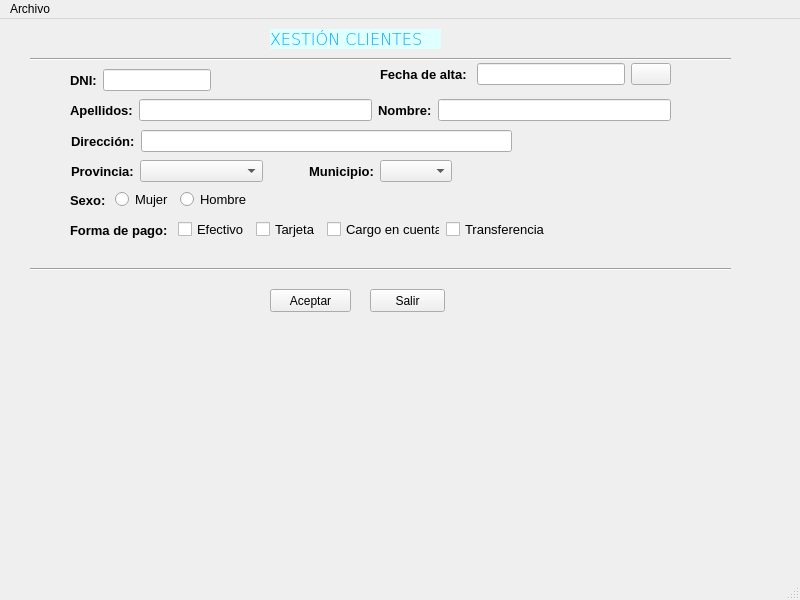
Before: the Qt Designer form window.ui in beafaro/farocarrera, drawn with Qt 5.
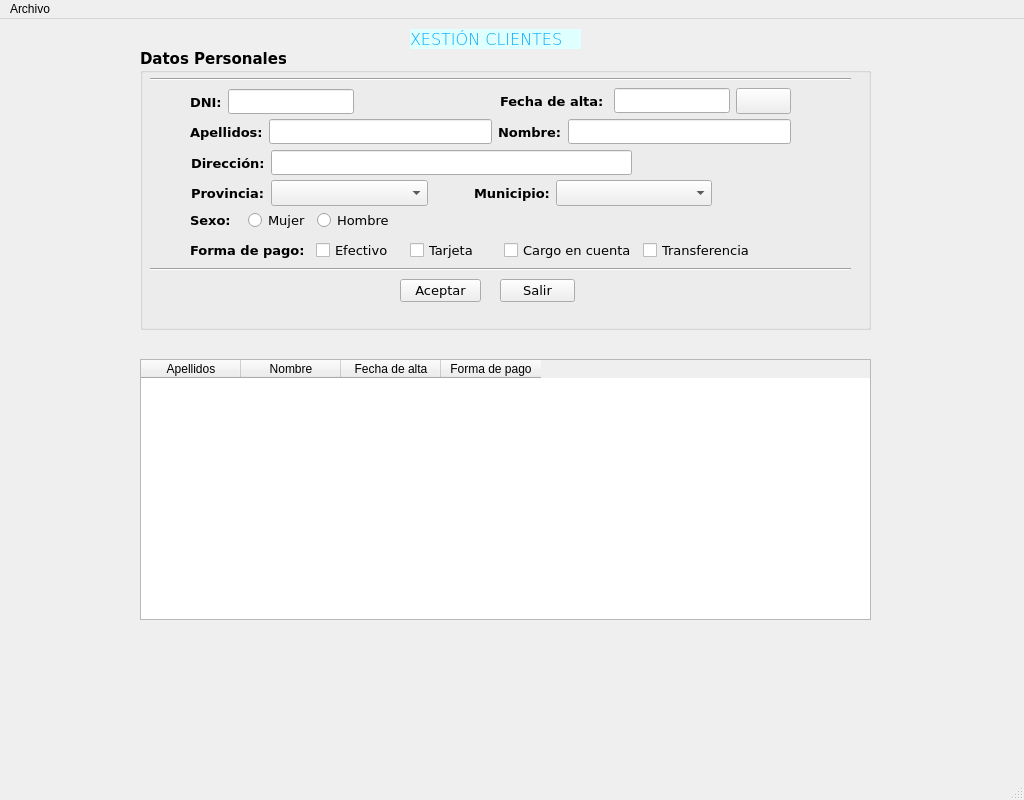
After: the same form once the commit is applied. Icons and pictures are not drawn.

Commit message: capitalizar palabras tabla en ventana clientes

```diff
--- a/window.ui
+++ b/window.ui
@@ -6,31 +6,18 @@
    <rect>
     <x>0</x>
     <y>0</y>
-    <width>800</width>
-    <height>600</height>
+    <width>1024</width>
+    <height>800</height>
    </rect>
   </property>
   <property name="windowTitle">
    <string>IMPORT-EXPORT TEIS</string>
   </property>
   <widget class="QWidget" name="centralwidget">
-   <widget class="QPushButton" name="btnAceptar">
-    <property name="geometry">
-     <rect>
-      <x>270</x>
-      <y>270</y>
-      <width>81</width>
-      <height>23</height>
-     </rect>
-    </property>
-    <property name="text">
-     <string>Aceptar</string>
-    </property>
-   </widget>
    <widget class="QLabel" name="lblClientes">
     <property name="geometry">
      <rect>
-      <x>270</x>
+      <x>410</x>
       <y>10</y>
       <width>171</width>
       <height>20</height>
@@ -57,86 +44,32 @@
      <string>XESTIÓN CLIENTES</string>
     </property>
    </widget>
-   <widget class="QPushButton" name="btnSalir">
+   <widget class="QGroupBox" name="groupBox">
     <property name="geometry">
      <rect>
-      <x>370</x>
-      <y>270</y>
-      <width>75</width>
-      <height>23</height>
-     </rect>
-    </property>
-    <property name="text">
-     <string>Salir</string>
-    </property>
-   </widget>
-   <widget class="Line" name="line">
-    <property name="geometry">
-     <rect>
-      <x>30</x>
-      <y>240</y>
-      <width>701</width>
-      <height>21</height>
-     </rect>
-    </property>
-    <property name="orientation">
-     <enum>Qt::Horizontal</enum>
-    </property>
-   </widget>
-   <widget class="QWidget" name="layoutWidget">
-    <property name="geometry">
-     <rect>
-      <x>70</x>
-      <y>80</y>
-      <width>601</width>
-      <height>22</height>
-     </rect>
-    </property>
-    <layout class="QHBoxLayout" name="horizontalLayout_2">
-     <property name="sizeConstraint">
-      <enum>QLayout::SetNoConstraint</enum>
-     </property>
-     <item>
-      <widget class="QLabel" name="lblApel">
-       <property name="font">
-        <font>
-         <pointsize>10</pointsize>
-         <weight>75</weight>
-         <bold>true</bold>
-        </font>
-       </property>
-       <property name="text">
-        <string>Apellidos:</string>
-       </property>
-      </widget>
-     </item>
-     <item>
-      <widget class="QLineEdit" name="txtApel"/>
-     </item>
-     <item>
-      <widget class="QLabel" name="lblNome">
-       <property name="font">
-        <font>
-         <pointsize>10</pointsize>
-         <weight>75</weight>
-         <bold>true</bold>
-        </font>
-       </property>
-       <property name="text">
-        <string>Nombre:</string>
-       </property>
-      </widget>
-     </item>
-     <item>
-      <widget class="QLineEdit" name="txtNome"/>
-     </item>
-    </layout>
-   </widget>
-   <widget class="Line" name="line_2">
-    <property name="geometry">
-     <rect>
-      <x>30</x>
+      <x>140</x>
       <y>30</y>
+      <width>731</width>
+      <height>281</height>
+     </rect>
+    </property>
+    <property name="font">
+     <font>
+      <family>Verdana</family>
+      <pointsize>11</pointsize>
+      <weight>75</weight>
+      <bold>true</bold>
+      <stylestrategy>PreferDefault</stylestrategy>
+     </font>
+    </property>
+    <property name="title">
+     <string>Datos Personales</string>
+    </property>
+    <widget class="Line" name="line_2">
+     <property name="geometry">
+      <rect>
+       <x>10</x>
+       <y>20</y>
       <width>701</width>
       <height>21</height>
      </rect>
@@ -148,173 +81,9 @@
    <widget class="QWidget" name="layoutWidget">
     <property name="geometry">
      <rect>
-      <x>70</x>
-      <y>50</y>
-      <width>179</width>
-      <height>22</height>
-     </rect>
-    </property>
-    <layout class="QHBoxLayout" name="horizontalLayout">
-     <property name="sizeConstraint">
-      <enum>QLayout::SetNoConstraint</enum>
-     </property>
-     <item>
-      <widget class="QLabel" name="lblDNI">
-       <property name="font">
-        <font>
-         <pointsize>10</pointsize>
-         <weight>75</weight>
-         <bold>true</bold>
-        </font>
-       </property>
-       <property name="text">
-        <string>DNI:</string>
-       </property>
-      </widget>
-     </item>
-     <item>
-      <widget class="QLineEdit" name="txtDNI"/>
-     </item>
-     <item>
-      <widget class="QLabel" name="lblValidoDNI">
-       <property name="sizePolicy">
-        <sizepolicy hsizetype="Expanding" vsizetype="Preferred">
-         <horstretch>0</horstretch>
-         <verstretch>0</verstretch>
-        </sizepolicy>
-       </property>
-       <property name="text">
-        <string/>
-       </property>
-      </widget>
-     </item>
-    </layout>
-   </widget>
-   <widget class="QWidget" name="layoutWidget">
-    <property name="geometry">
-     <rect>
-      <x>70</x>
-      <y>200</y>
-      <width>481</width>
-      <height>22</height>
-     </rect>
-    </property>
-    <layout class="QHBoxLayout" name="horizontalLayout_5">
-     <property name="sizeConstraint">
-      <enum>QLayout::SetNoConstraint</enum>
-     </property>
-     <item>
-      <widget class="QLabel" name="lblFormaPago">
-       <property name="sizePolicy">
-        <sizepolicy hsizetype="Expanding" vsizetype="Preferred">
-         <horstretch>0</horstretch>
-         <verstretch>0</verstretch>
-        </sizepolicy>
-       </property>
-       <property name="font">
-        <font>
-         <pointsize>10</pointsize>
-         <weight>75</weight>
-         <bold>true</bold>
-        </font>
-       </property>
-       <property name="text">
-        <string>Forma de pago: </string>
-       </property>
-      </widget>
-     </item>
-     <item>
-      <widget class="QCheckBox" name="chkEfectivo">
-       <property name="sizePolicy">
-        <sizepolicy hsizetype="Expanding" vsizetype="Fixed">
-         <horstretch>0</horstretch>
-         <verstretch>0</verstretch>
-        </sizepolicy>
-       </property>
-       <property name="font">
-        <font>
-         <pointsize>10</pointsize>
-        </font>
-       </property>
-       <property name="text">
-        <string>Efectivo</string>
-       </property>
-       <attribute name="buttonGroup">
-        <string notr="true">chkGroupPago</string>
-       </attribute>
-      </widget>
-     </item>
-     <item>
-      <widget class="QCheckBox" name="chkTarjeta">
-       <property name="sizePolicy">
-        <sizepolicy hsizetype="Expanding" vsizetype="Fixed">
-         <horstretch>0</horstretch>
-         <verstretch>0</verstretch>
-        </sizepolicy>
-       </property>
-       <property name="font">
-        <font>
-         <pointsize>10</pointsize>
-        </font>
-       </property>
-       <property name="text">
-        <string>Tarjeta</string>
-       </property>
-       <attribute name="buttonGroup">
-        <string notr="true">chkGroupPago</string>
-       </attribute>
-      </widget>
-     </item>
-     <item>
-      <widget class="QCheckBox" name="chkCargoCuenta">
-       <property name="sizePolicy">
-        <sizepolicy hsizetype="Expanding" vsizetype="Fixed">
-         <horstretch>0</horstretch>
-         <verstretch>0</verstretch>
-        </sizepolicy>
-       </property>
-       <property name="font">
-        <font>
-         <pointsize>10</pointsize>
-        </font>
-       </property>
-       <property name="text">
-        <string>Cargo en cuenta</string>
-       </property>
-       <attribute name="buttonGroup">
-        <string notr="true">chkGroupPago</string>
-       </attribute>
-      </widget>
-     </item>
-     <item>
-      <widget class="QCheckBox" name="chkTransfe">
-       <property name="sizePolicy">
-        <sizepolicy hsizetype="Expanding" vsizetype="Fixed">
-         <horstretch>0</horstretch>
-         <verstretch>0</verstretch>
-        </sizepolicy>
-       </property>
-       <property name="font">
-        <font>
-         <pointsize>10</pointsize>
-        </font>
-       </property>
-       <property name="text">
-        <string>Transferencia</string>
-       </property>
-       <attribute name="buttonGroup">
-        <string notr="true">chkGroupPago</string>
-       </attribute>
-      </widget>
-     </item>
-    </layout>
-   </widget>
-   <widget class="QWidget" name="layoutWidget">
-    <property name="geometry">
-     <rect>
-      <x>70</x>
-      <y>170</y>
-      <width>178</width>
+       <x>50</x>
+       <y>160</y>
+       <width>204</width>
       <height>22</height>
      </rect>
     </property>
@@ -323,9 +92,11 @@
       <widget class="QLabel" name="lblSexo">
        <property name="font">
         <font>
+          <family>Verdana</family>
          <pointsize>10</pointsize>
          <weight>75</weight>
          <bold>true</bold>
+          <stylestrategy>PreferDefault</stylestrategy>
         </font>
        </property>
        <property name="text">
@@ -337,7 +108,11 @@
       <widget class="QRadioButton" name="rbtFem">
        <property name="font">
         <font>
+          <family>Verdana</family>
          <pointsize>10</pointsize>
+          <weight>50</weight>
+          <bold>false</bold>
+          <stylestrategy>PreferDefault</stylestrategy>
         </font>
        </property>
        <property name="text">
@@ -352,7 +127,11 @@
       <widget class="QRadioButton" name="rbtHom">
        <property name="font">
         <font>
+          <family>Verdana</family>
          <pointsize>10</pointsize>
+          <weight>50</weight>
+          <bold>false</bold>
+          <stylestrategy>PreferDefault</stylestrategy>
         </font>
        </property>
        <property name="text">
@@ -368,10 +147,125 @@
    <widget class="QWidget" name="layoutWidget">
     <property name="geometry">
      <rect>
-      <x>71</x>
-      <y>141</y>
-      <width>381</width>
-      <height>22</height>
+       <x>51</x>
+       <y>101</y>
+       <width>441</width>
+       <height>26</height>
+      </rect>
+     </property>
+     <layout class="QHBoxLayout" name="horizontalLayout_6">
+      <item>
+       <widget class="QLabel" name="lblDir">
+        <property name="font">
+         <font>
+          <family>Verdana</family>
+          <pointsize>10</pointsize>
+          <weight>75</weight>
+          <bold>true</bold>
+          <stylestrategy>PreferDefault</stylestrategy>
+         </font>
+        </property>
+        <property name="text">
+         <string>Dirección:</string>
+        </property>
+       </widget>
+      </item>
+      <item>
+       <widget class="QLineEdit" name="txtDir">
+        <property name="font">
+         <font>
+          <family>Verdana</family>
+          <pointsize>10</pointsize>
+          <weight>50</weight>
+          <bold>false</bold>
+          <stylestrategy>PreferDefault</stylestrategy>
+         </font>
+        </property>
+       </widget>
+      </item>
+     </layout>
+    </widget>
+    <widget class="QWidget" name="layoutWidget">
+     <property name="geometry">
+      <rect>
+       <x>360</x>
+       <y>31</y>
+       <width>291</width>
+       <height>42</height>
+      </rect>
+     </property>
+     <layout class="QHBoxLayout" name="horizontalLayout_7">
+      <item>
+       <widget class="QLabel" name="lblFechAlta">
+        <property name="font">
+         <font>
+          <family>Verdana</family>
+          <pointsize>10</pointsize>
+          <weight>75</weight>
+          <bold>true</bold>
+          <stylestrategy>PreferDefault</stylestrategy>
+         </font>
+        </property>
+        <property name="text">
+         <string>Fecha de alta: </string>
+        </property>
+       </widget>
+      </item>
+      <item>
+       <widget class="QLineEdit" name="txtFechaAltaCli">
+        <property name="font">
+         <font>
+          <family>Verdana</family>
+          <pointsize>10</pointsize>
+          <weight>50</weight>
+          <bold>false</bold>
+          <stylestrategy>PreferDefault</stylestrategy>
+         </font>
+        </property>
+        <property name="alignment">
+         <set>Qt::AlignRight|Qt::AlignTrailing|Qt::AlignVCenter</set>
+        </property>
+       </widget>
+      </item>
+      <item>
+       <widget class="QPushButton" name="btnCalendar">
+        <property name="text">
+         <string/>
+        </property>
+        <property name="icon">
+         <iconset>
+          <normaloff>img/calendario.jpg</normaloff>img/calendario.jpg</iconset>
+        </property>
+        <property name="iconSize">
+         <size>
+          <width>32</width>
+          <height>32</height>
+         </size>
+        </property>
+       </widget>
+      </item>
+     </layout>
+    </widget>
+    <widget class="Line" name="line">
+     <property name="geometry">
+      <rect>
+       <x>10</x>
+       <y>210</y>
+       <width>701</width>
+       <height>21</height>
+      </rect>
+     </property>
+     <property name="orientation">
+      <enum>Qt::Horizontal</enum>
+     </property>
+    </widget>
+    <widget class="QWidget" name="layoutWidget">
+     <property name="geometry">
+      <rect>
+       <x>51</x>
+       <y>131</y>
+       <width>521</width>
+       <height>26</height>
      </rect>
     </property>
     <layout class="QHBoxLayout" name="horizontalLayout_3">
@@ -382,9 +276,11 @@
       <widget class="QLabel" name="lblPro">
        <property name="font">
         <font>
+          <family>Verdana</family>
          <pointsize>10</pointsize>
          <weight>75</weight>
          <bold>true</bold>
+          <stylestrategy>PreferDefault</stylestrategy>
         </font>
        </property>
        <property name="text">
@@ -422,9 +318,11 @@
       <widget class="QLabel" name="lblMuni">
        <property name="font">
         <font>
+          <family>Verdana</family>
          <pointsize>10</pointsize>
          <weight>75</weight>
          <bold>true</bold>
+          <stylestrategy>PreferDefault</stylestrategy>
         </font>
        </property>
        <property name="text">
@@ -434,6 +332,12 @@
      </item>
      <item>
       <widget class="QComboBox" name="cmbMuni">
+        <property name="sizePolicy">
+         <sizepolicy hsizetype="Expanding" vsizetype="Fixed">
+          <horstretch>0</horstretch>
+          <verstretch>0</verstretch>
+         </sizepolicy>
+        </property>
        <property name="sizeAdjustPolicy">
         <enum>QComboBox::AdjustToContentsOnFirstShow</enum>
        </property>
@@ -444,77 +348,353 @@
    <widget class="QWidget" name="layoutWidget">
     <property name="geometry">
      <rect>
-      <x>71</x>
-      <y>111</y>
-      <width>441</width>
+       <x>50</x>
+       <y>190</y>
+       <width>565</width>
       <height>22</height>
      </rect>
     </property>
-    <layout class="QHBoxLayout" name="horizontalLayout_6">
+     <layout class="QHBoxLayout" name="horizontalLayout_5">
+      <property name="sizeConstraint">
+       <enum>QLayout::SetNoConstraint</enum>
+      </property>
      <item>
-      <widget class="QLabel" name="lblDir">
+       <widget class="QLabel" name="lblFormaPago">
+        <property name="sizePolicy">
+         <sizepolicy hsizetype="Expanding" vsizetype="Preferred">
+          <horstretch>0</horstretch>
+          <verstretch>0</verstretch>
+         </sizepolicy>
+        </property>
        <property name="font">
         <font>
+          <family>Verdana</family>
          <pointsize>10</pointsize>
          <weight>75</weight>
          <bold>true</bold>
+          <stylestrategy>PreferDefault</stylestrategy>
         </font>
        </property>
        <property name="text">
-        <string>Dirección:</string>
+         <string>Forma de pago: </string>
        </property>
       </widget>
      </item>
      <item>
-      <widget class="QLineEdit" name="txtDir"/>
-     </item>
-    </layout>
-   </widget>
-   <widget class="QWidget" name="">
+       <widget class="QCheckBox" name="chkEfectivo">
+        <property name="sizePolicy">
+         <sizepolicy hsizetype="Expanding" vsizetype="Fixed">
+          <horstretch>0</horstretch>
+          <verstretch>0</verstretch>
+         </sizepolicy>
+        </property>
+        <property name="font">
+         <font>
+          <family>Verdana</family>
+          <pointsize>10</pointsize>
+          <weight>50</weight>
+          <bold>false</bold>
+          <stylestrategy>PreferDefault</stylestrategy>
+         </font>
+        </property>
+        <property name="text">
+         <string>Efectivo</string>
+        </property>
+        <attribute name="buttonGroup">
+         <string notr="true">chkGroupPago</string>
+        </attribute>
+       </widget>
+      </item>
+      <item>
+       <widget class="QCheckBox" name="chkTarjeta">
+        <property name="sizePolicy">
+         <sizepolicy hsizetype="Expanding" vsizetype="Fixed">
+          <horstretch>0</horstretch>
+          <verstretch>0</verstretch>
+         </sizepolicy>
+        </property>
+        <property name="font">
+         <font>
+          <family>Verdana</family>
+          <pointsize>10</pointsize>
+          <weight>50</weight>
+          <bold>false</bold>
+          <stylestrategy>PreferDefault</stylestrategy>
+         </font>
+        </property>
+        <property name="text">
+         <string>Tarjeta</string>
+        </property>
+        <attribute name="buttonGroup">
+         <string notr="true">chkGroupPago</string>
+        </attribute>
+       </widget>
+      </item>
+      <item>
+       <widget class="QCheckBox" name="chkCargoCuenta">
+        <property name="sizePolicy">
+         <sizepolicy hsizetype="Expanding" vsizetype="Fixed">
+          <horstretch>0</horstretch>
+          <verstretch>0</verstretch>
+         </sizepolicy>
+        </property>
+        <property name="font">
+         <font>
+          <family>Verdana</family>
+          <pointsize>10</pointsize>
+          <weight>50</weight>
+          <bold>false</bold>
+          <stylestrategy>PreferDefault</stylestrategy>
+         </font>
+        </property>
+        <property name="text">
+         <string>Cargo en cuenta</string>
+        </property>
+        <attribute name="buttonGroup">
+         <string notr="true">chkGroupPago</string>
+        </attribute>
+       </widget>
+      </item>
+      <item>
+       <widget class="QCheckBox" name="chkTransfe">
+        <property name="sizePolicy">
+         <sizepolicy hsizetype="Expanding" vsizetype="Fixed">
+          <horstretch>0</horstretch>
+          <verstretch>0</verstretch>
+         </sizepolicy>
+        </property>
+        <property name="font">
+         <font>
+          <family>Verdana</family>
+          <pointsize>10</pointsize>
+          <weight>50</weight>
+          <bold>false</bold>
+          <stylestrategy>PreferDefault</stylestrategy>
+         </font>
+        </property>
+        <property name="text">
+         <string>Transferencia</string>
+        </property>
+        <attribute name="buttonGroup">
+         <string notr="true">chkGroupPago</string>
+        </attribute>
+       </widget>
+      </item>
+     </layout>
+    </widget>
+    <widget class="QWidget" name="layoutWidget">
     <property name="geometry">
      <rect>
-      <x>380</x>
+       <x>50</x>
+       <y>70</y>
+       <width>601</width>
+       <height>26</height>
+      </rect>
+     </property>
+     <layout class="QHBoxLayout" name="horizontalLayout_2">
+      <property name="sizeConstraint">
+       <enum>QLayout::SetNoConstraint</enum>
+      </property>
+      <item>
+       <widget class="QLabel" name="lblApel">
+        <property name="font">
+         <font>
+          <family>Verdana</family>
+          <pointsize>10</pointsize>
+          <weight>75</weight>
+          <bold>true</bold>
+          <stylestrategy>PreferDefault</stylestrategy>
+         </font>
+        </property>
+        <property name="text">
+         <string>Apellidos:</string>
+        </property>
+       </widget>
+      </item>
+      <item>
+       <widget class="QLineEdit" name="txtApel">
+        <property name="font">
+         <font>
+          <family>Verdana</family>
+          <pointsize>10</pointsize>
+          <weight>50</weight>
+          <bold>false</bold>
+          <stylestrategy>PreferDefault</stylestrategy>
+         </font>
+        </property>
+       </widget>
+      </item>
+      <item>
+       <widget class="QLabel" name="lblNome">
+        <property name="font">
+         <font>
+          <family>Verdana</family>
+          <pointsize>10</pointsize>
+          <weight>75</weight>
+          <bold>true</bold>
+          <stylestrategy>PreferDefault</stylestrategy>
+         </font>
+        </property>
+        <property name="text">
+         <string>Nombre:</string>
+        </property>
+       </widget>
+      </item>
+      <item>
+       <widget class="QLineEdit" name="txtNome">
+        <property name="font">
+         <font>
+          <family>Verdana</family>
+          <pointsize>10</pointsize>
+          <weight>50</weight>
+          <bold>false</bold>
+          <stylestrategy>PreferDefault</stylestrategy>
+         </font>
+        </property>
+       </widget>
+      </item>
+     </layout>
+    </widget>
+    <widget class="QWidget" name="layoutWidget">
+     <property name="geometry">
+      <rect>
+       <x>50</x>
       <y>40</y>
-      <width>291</width>
-      <height>31</height>
-     </rect>
-    </property>
-    <layout class="QHBoxLayout" name="horizontalLayout_7">
+       <width>179</width>
+       <height>26</height>
+      </rect>
+     </property>
+     <layout class="QHBoxLayout" name="horizontalLayout">
+      <property name="sizeConstraint">
+       <enum>QLayout::SetNoConstraint</enum>
+      </property>
      <item>
-      <widget class="QLabel" name="lblFechAlta">
+       <widget class="QLabel" name="lblDNI">
        <property name="font">
         <font>
+          <family>Verdana</family>
          <pointsize>10</pointsize>
          <weight>75</weight>
          <bold>true</bold>
+          <stylestrategy>PreferDefault</stylestrategy>
         </font>
        </property>
        <property name="text">
-        <string>Fecha de alta: </string>
+         <string>DNI:</string>
        </property>
       </widget>
      </item>
      <item>
-      <widget class="QLineEdit" name="txtFechaAltaCli"/>
+       <widget class="QLineEdit" name="txtDNI">
+        <property name="font">
+         <font>
+          <family>Verdana</family>
+          <pointsize>10</pointsize>
+          <weight>50</weight>
+          <bold>false</bold>
+          <stylestrategy>PreferDefault</stylestrategy>
+         </font>
+        </property>
+        <property name="alignment">
+         <set>Qt::AlignRight|Qt::AlignTrailing|Qt::AlignVCenter</set>
+        </property>
+       </widget>
      </item>
      <item>
-      <widget class="QPushButton" name="btnCalendar">
+       <widget class="QLabel" name="lblValidoDNI">
+        <property name="sizePolicy">
+         <sizepolicy hsizetype="Expanding" vsizetype="Preferred">
+          <horstretch>0</horstretch>
+          <verstretch>0</verstretch>
+         </sizepolicy>
+        </property>
        <property name="text">
         <string/>
        </property>
-       <property name="icon">
-        <iconset>
-         <normaloff>img/calendario.jpg</normaloff>img/calendario.jpg</iconset>
-       </property>
-       <property name="iconSize">
+       </widget>
+      </item>
+     </layout>
+    </widget>
+    <widget class="QPushButton" name="btnAceptar">
+     <property name="geometry">
+      <rect>
+       <x>260</x>
+       <y>230</y>
+       <width>81</width>
+       <height>23</height>
+      </rect>
+     </property>
+     <property name="font">
+      <font>
+       <family>Verdana</family>
+       <pointsize>10</pointsize>
+       <weight>50</weight>
+       <bold>false</bold>
+       <stylestrategy>PreferDefault</stylestrategy>
+      </font>
+     </property>
+     <property name="text">
+      <string>Aceptar</string>
+     </property>
+    </widget>
+    <widget class="QPushButton" name="btnSalir">
+     <property name="geometry">
+      <rect>
+       <x>360</x>
+       <y>230</y>
+       <width>75</width>
+       <height>23</height>
+      </rect>
+     </property>
+     <property name="font">
+      <font>
+       <family>Verdana</family>
+       <pointsize>10</pointsize>
+       <weight>50</weight>
+       <bold>false</bold>
+       <stylestrategy>PreferDefault</stylestrategy>
+      </font>
+     </property>
+     <property name="text">
+      <string>Salir</string>
+     </property>
+    </widget>
+   </widget>
+   <widget class="QTableWidget" name="tableWidget">
+    <property name="geometry">
+     <rect>
+      <x>140</x>
+      <y>340</y>
+      <width>731</width>
+      <height>261</height>
+     </rect>
+    </property>
+    <property name="maximumSize">
         <size>
-         <width>32</width>
-         <height>32</height>
-        </size>
-       </property>
-      </widget>
-     </item>
-    </layout>
+      <width>800</width>
+      <height>600</height>
+     </size>
+    </property>
+    <column>
+     <property name="text">
+      <string>Apellidos</string>
+     </property>
+    </column>
+    <column>
+     <property name="text">
+      <string>Nombre</string>
+     </property>
+    </column>
+    <column>
+     <property name="text">
+      <string>Fecha de alta</string>
+     </property>
+    </column>
+    <column>
+     <property name="text">
+      <string>Forma de pago</string>
+     </property>
+    </column>
    </widget>
   </widget>
   <widget class="QMenuBar" name="menubar">
@@ -522,7 +702,7 @@
     <rect>
      <x>0</x>
      <y>0</y>
-     <width>800</width>
+     <width>1024</width>
      <height>21</height>
     </rect>
    </property>
```
Left out of the diff: 2 changed lines with no effect on the pictures. Lines whose indentation alone changed are shown as unchanged. The commit also changes 4 other files.
